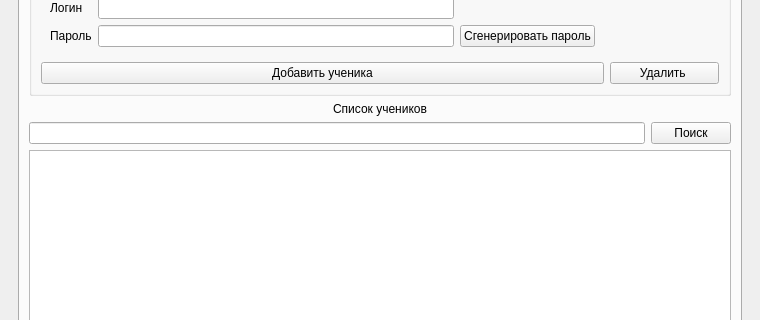
First picture: the form in main_ui_proba.ui, repository Dimarom4/SmartQube, before the edit; both pictures show x 0 to 760 and y 150 to 470 of the 760 by 710 pixel window.
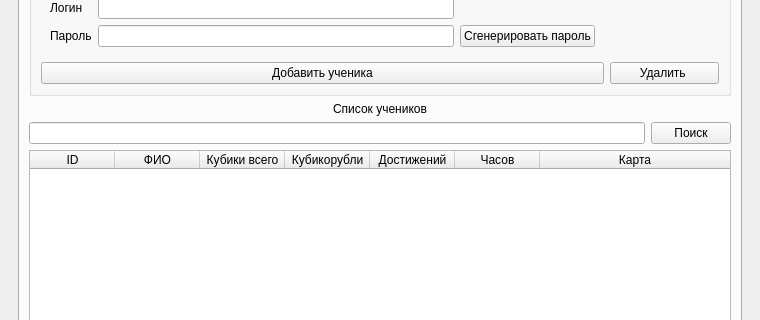
Second picture: the form after the edit. The open tabs and pages were chosen to show the change. Icons and pictures are not drawn.

```diff
--- a/main_ui_proba.ui
+++ b/main_ui_proba.ui
@@ -265,7 +265,7 @@
                <bool>true</bool>
               </property>
               <attribute name="horizontalHeaderVisible">
-               <bool>false</bool>
+               <bool>true</bool>
               </attribute>
               <attribute name="horizontalHeaderCascadingSectionResizes">
                <bool>false</bool>
```
Left out of the diff: 2 changed lines with no effect on the pictures.
